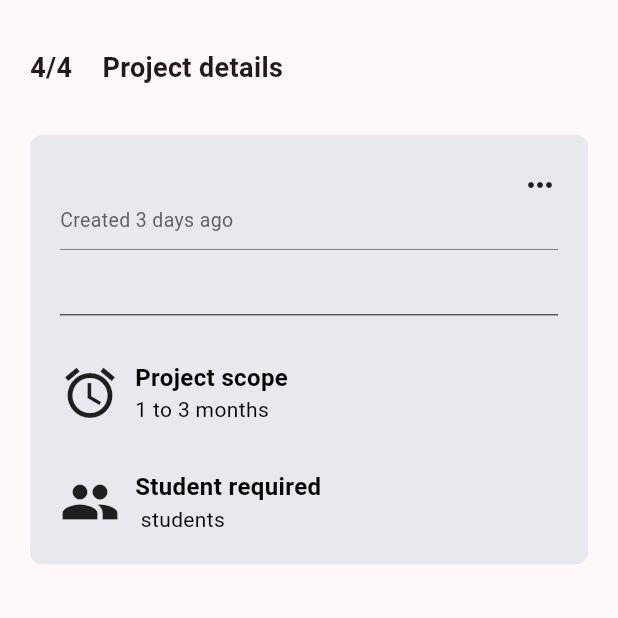
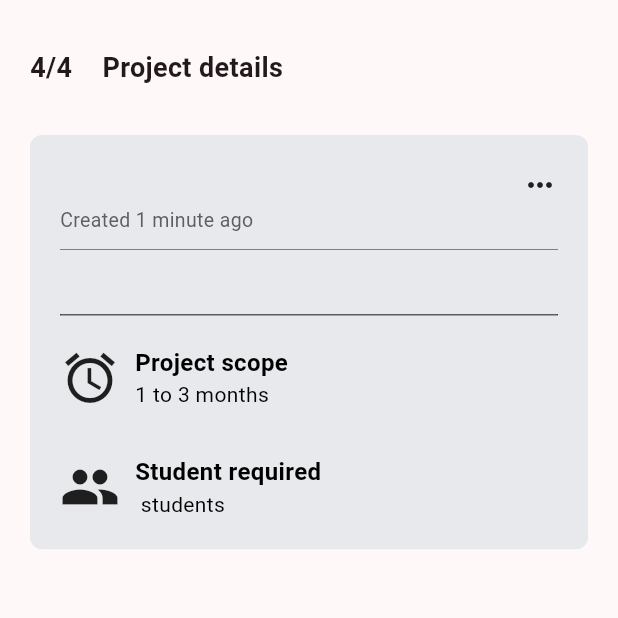
Before and after one commit to giahuy200202/StudentHub, a Flutter app: the ProjectPostStep4Widget screen opened directly, on a phone screen of 412 x 824 dp, the top half of it. Run offline on Flutter 3.47's test engine with Material 3 defaults, Android fonts, the phone set to English and light mode, and no system bars; our stand-ins replace dotted_border, flutter_local_notifications, flutter_riverpod, image_picker, rxdart, timezone.

Commit message:
change time of review project post

```diff
--- a/lib/widgets/post_project/project_post_step4.widget.dart
+++ b/lib/widgets/post_project/project_post_step4.widget.dart
@@ -103,7 +103,7 @@ class _ProjectPostStep4WidgetState
                           child: SizedBox(
                             width: 340,
                             child: Text(
-                              'Created 3 days ago',
+                              'Created 1 minute ago',
                               style: TextStyle(
                                 color: Color.fromARGB(255, 94, 94, 94),
                                 overflow: TextOverflow.ellipsis,
@@ -144,7 +144,7 @@ class _ProjectPostStep4WidgetState
                             ),
                           ),
                         ),
-                        const SizedBox(height: 30),
+                        const SizedBox(height: 20),
                         Column(
                           mainAxisAlignment: MainAxisAlignment.start,
                           crossAxisAlignment: CrossAxisAlignment.center,
```
